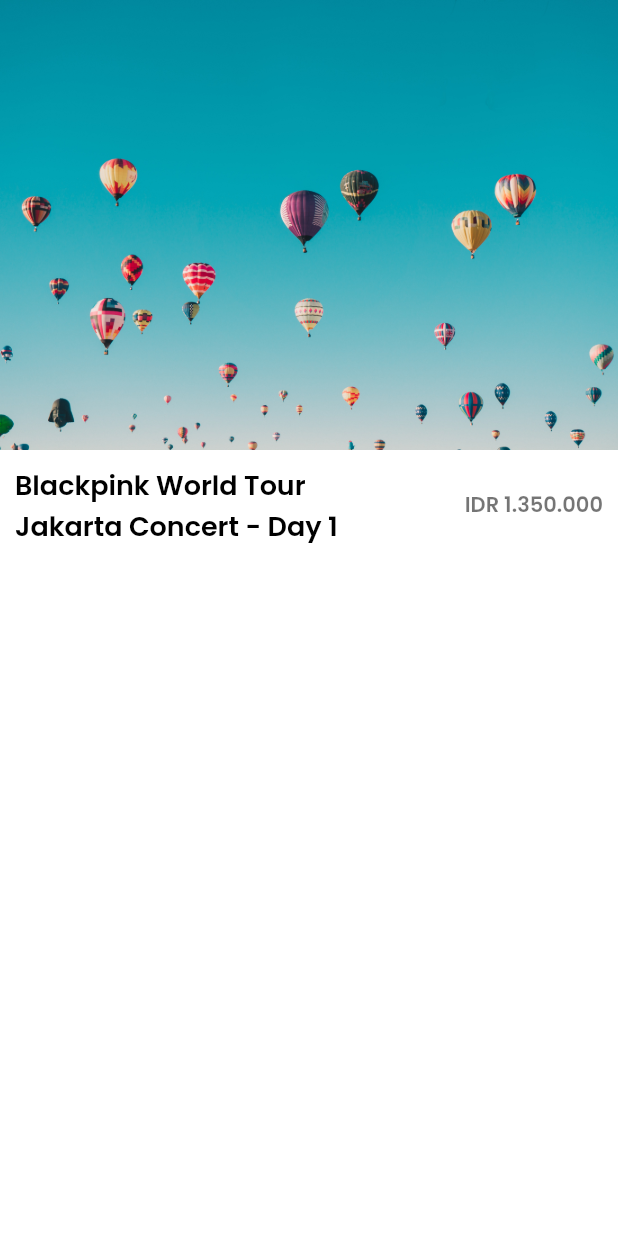
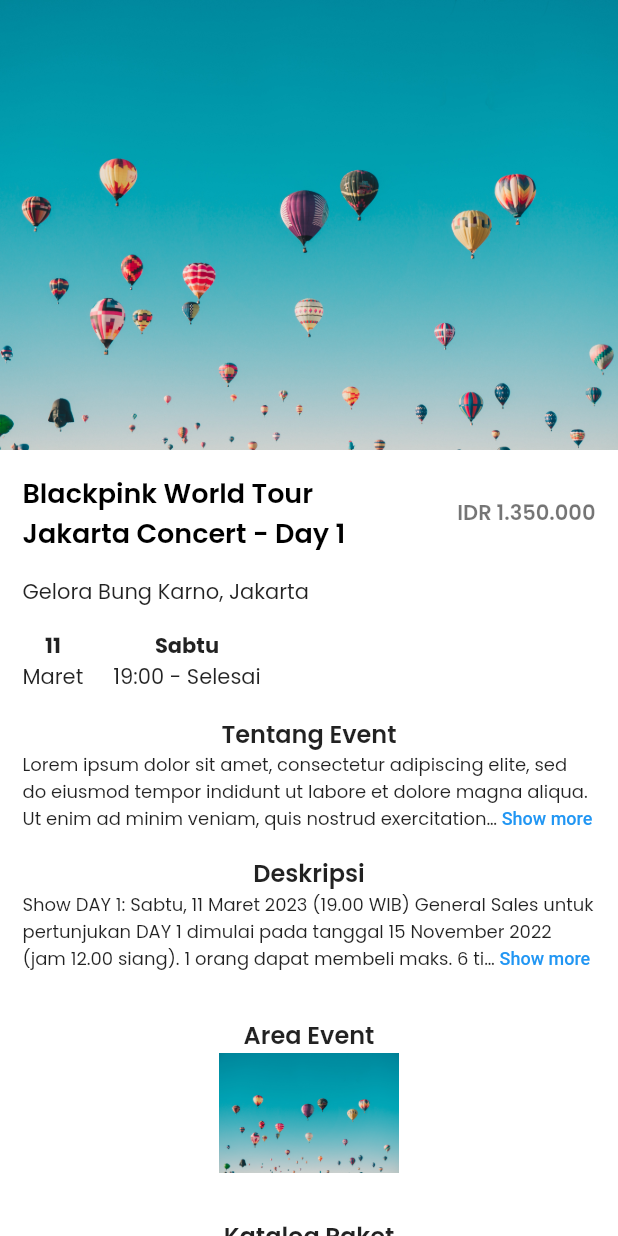
Before and after one commit to hernarusdiyana/event, a Flutter app: the DetailEvent screen opened directly, on a phone screen of 412 x 824 dp. Run offline on Flutter 3.47's test engine with Material 2 defaults, Android fonts, the phone set to English and light mode, and no system bars; drawn by our look-alikes of readmore; our stand-ins replace scroll_to_index.

Commit message:
add detail event components

```diff
--- a/lib/detail_event.dart
+++ b/lib/detail_event.dart
@@ -2,6 +2,7 @@
 import 'package:flutter/material.dart';
 import 'package:scroll_to_index/scroll_to_index.dart';
 import 'main.dart';
+import 'package:readmore/readmore.dart';
 
 class DetailEvent extends StatefulWidget {
   const DetailEvent({Key? key}) : super(key: key);
@@ -49,7 +50,7 @@
                           fit: BoxFit.cover)),
                 ),
                 Container(
-                    padding: EdgeInsets.all(10),
+                  padding: EdgeInsets.all(15),
                   child: Row(
                     mainAxisAlignment: MainAxisAlignment.spaceBetween,
                     children: [
@@ -60,8 +61,7 @@
                           style: TextStyle(
                               fontSize: 18,
                               color: Colors.black,
-                                fontWeight: FontWeight.w600,
-                                fontFamily: 'Poppins'),
+                              fontWeight: FontWeight.w600),
                         ),
                       ),
                       Text(
@@ -70,10 +70,280 @@
                           fontSize: 14,
                           color: Colors.black54,
                           fontWeight: FontWeight.w600,
-                              fontFamily: 'Poppins'),
+                        ),
                       ),
                     ],
-                    ))
+                  ),
+                ),
+                Container(
+                  padding: EdgeInsets.only(right: 15, left: 15),
+                  child: Row(
+                    mainAxisAlignment: MainAxisAlignment.start,
+                    children: [
+                      Text(
+                        "Gelora Bung Karno, Jakarta",
+                        style: TextStyle(
+                          fontSize: 14,
+                        ),
+                      ),
+                    ],
+                  ),
+                ),
+                Container(
+                  padding: EdgeInsets.all(15),
+                  child: Row(
+                    mainAxisAlignment: MainAxisAlignment.start,
+                    children: [
+                      Container(
+                        padding: EdgeInsets.only(right: 20),
+                        child: Column(
+                          mainAxisAlignment: MainAxisAlignment.start,
+                          children: [
+                            Text(
+                              "11",
+                              style: TextStyle(fontWeight: FontWeight.bold),
+                            ),
+                            Text("Maret"),
+                          ],
+                        ),
+                      ),
+                      Container(
+                        child: Column(
+                          mainAxisAlignment: MainAxisAlignment.start,
+                          children: [
+                            Text(
+                              "Sabtu",
+                              style: TextStyle(fontWeight: FontWeight.bold),
+                            ),
+                            Text("19:00 - Selesai"),
+                          ],
+                        ),
+                      ),
+                    ],
+                  ),
+                ),
+                Container(
+                  padding: EdgeInsets.only(right: 15, left: 15),
+                  child: Column(
+                    mainAxisAlignment: MainAxisAlignment.start,
+                    children: [
+                      Text(
+                        "Tentang Event",
+                        style: TextStyle(
+                            fontSize: 16, fontWeight: FontWeight.w600),
+                      ),
+                      ReadMoreText(
+                        'Lorem ipsum dolor sit amet, consectetur adipiscing elite, sed do eiusmod tempor indidunt ut labore et dolore magna aliqua. Ut enim ad minim veniam, quis nostrud exercitation ullamco laboris nisi ut aliquip ex ea commodo consequat. Duis aute ire dolor in reprehenderit in voluptate velit esse cillum dolore eu fugiat nulla pariatur. Kecuali sint occaecat cupidatat non proident, sunt in culpa qui officia deserunt mollit anim id est laborum. ',
+                        style: TextStyle(fontSize: 12),
+                        trimLines: 3,
+                        colorClickableText: Colors.pink,
+                        trimMode: TrimMode.Line,
+                        trimCollapsedText: 'Show more',
+                        trimExpandedText: 'Show less',
+                        moreStyle: TextStyle(
+                            fontSize: 12,
+                            fontWeight: FontWeight.w500,
+                            color: Colors.blue),
+                      ),
+                    ],
+                  ),
+                ),
+                Container(
+                  padding: EdgeInsets.all(15),
+                  child: Column(
+                    mainAxisAlignment: MainAxisAlignment.start,
+                    children: [
+                      Text(
+                        "Deskripsi",
+                        style: TextStyle(
+                            fontSize: 16, fontWeight: FontWeight.w600),
+                      ),
+                      ReadMoreText(
+                        'Show DAY 1: Sabtu, 11 Maret 2023 (19.00 WIB) General Sales untuk pertunjukan DAY 1 dimulai pada tanggal 15 November 2022 (jam 12.00 siang). 1 orang dapat membeli maks. 6 tiket per hari pertunjukan. Kursi bersifat diurutkan (Numbered Seating) dengan penentuan yang diatur oleh sistem tiket.com berdasarkan ketersediaan tiket. Untuk tiket CAT 2, CAT 3, dan CAT 4, nomor kursi akan ditentukan oleh tiket.com dan akan diinformasikan lewat email & WA. Nomor kursi dipilihkan oleh sistem sehingga kemungkinan bisa terpisah meskipun dengan satu order ID yang sama. Sesuai dengan regulasi yang tertera pada Surat Edaran (SE) Satuan Tugas Penanganan Covid-19 20/2022, seluruh penonton wajib sudah menerima Vaksinasi Lengkap. Khusus untuk penonton yang berusia 18 tahun ke atas wajib sudah menerima Vaksin Booster. Seluruh penonton wajib membawa Sertifikat Vaksin tercetak (untuk menghindari adanya gangguan sinyal dan aplikasi Peduli Lindungi tidak dapat digunakan). ',
+                        style: TextStyle(fontSize: 12),
+                        trimLines: 3,
+                        colorClickableText: Colors.pink,
+                        trimMode: TrimMode.Line,
+                        trimCollapsedText: 'Show more',
+                        trimExpandedText: 'Show less',
+                        moreStyle: TextStyle(
+                            fontSize: 12,
+                            fontWeight: FontWeight.w500,
+                            color: Colors.blue),
+                      ),
+                    ],
+                  ),
+                ),
+                Container(
+                  padding: EdgeInsets.all(15),
+                  child: Column(
+                    mainAxisAlignment: MainAxisAlignment.start,
+                    children: [
+                      Text(
+                        "Area Event",
+                        style: TextStyle(
+                            fontSize: 16, fontWeight: FontWeight.w600),
+                      ),
+                      Image.asset(
+                        "assets/images/banner1.jpg",
+                        width: 120,
+                      )
+                    ],
+                  ),
+                ),
+                Container(
+                  padding: EdgeInsets.all(15),
+                  child: Column(
+                    mainAxisAlignment: MainAxisAlignment.start,
+                    children: [
+                      Text(
+                        "Katalog Paket",
+                        style: TextStyle(
+                            fontSize: 16, fontWeight: FontWeight.w600),
+                      ),
+                      // Card(
+                      //   shape: RoundedRectangleBorder(
+                      //     borderRadius: BorderRadius.circular(15),
+                      //   ),
+                      //   color: Color.fromRGBO(28, 56, 121, 1),
+                      //   elevation: 10,
+                      //   child: Column(
+                      //     mainAxisAlignment: MainAxisAlignment.spaceBetween,
+                      //     children: <Widget>[
+                      //       const ListTile(
+                      //         leading: Icon(
+                      //           Icons.album,
+                      //           size: 20,
+                      //           color: Colors.white,
+                      //         ),
+                      //         title: Text(
+                      //           "VIP",
+                      //           style: TextStyle(
+                      //               fontSize: 16,
+                      //               color: Colors.white,
+                      //               fontWeight: FontWeight.w600),
+                      //         ),
+                      //       ),
+                      //     ],
+                      //   ),
+                      // ),
+                      Container(
+                        width: MediaQuery.of(context).size.width,
+                        height: 600,
+                        child: ListView.builder(
+                          itemCount: 4,
+                          itemBuilder: (BuildContext context, i) {
+                            return Padding(
+                              padding: const EdgeInsets.only(bottom: 10),
+                              child: Card(
+                                shape: RoundedRectangleBorder(
+                                    borderRadius: BorderRadius.circular(20)),
+                                color: Color.fromARGB(246, 114, 146, 194),
+                                child: SizedBox(
+                                  child: Padding(
+                                    padding:
+                                        const EdgeInsets.fromLTRB(0, 0, 0, 20),
+                                    child: Column(
+                                      children: [
+                                        Container(
+                                          color:
+                                              Color.fromRGBO(96, 126, 170, 1),
+                                          padding: const EdgeInsets.only(
+                                              left: 15,
+                                              top: 5,
+                                              right: 15,
+                                              bottom: 10),
+                                          child: Row(
+                                            mainAxisAlignment:
+                                                MainAxisAlignment.spaceBetween,
+                                            children: [
+                                              SizedBox(
+                                                width: 220,
+                                                child: Text(
+                                                  "VIP",
+                                                  style: TextStyle(
+                                                    fontSize: 18,
+                                                    color: Colors.white,
+                                                    fontWeight: FontWeight.w600,
+                                                  ),
+                                                ),
+                                              ),
+                                              SizedBox(
+                                                // width: 100,
+                                                child: TextButton(
+                                                  style: TextButton.styleFrom(
+                                                    textStyle: const TextStyle(
+                                                      fontSize: 14,
+                                                      fontWeight:
+                                                          FontWeight.w700,
+                                                    ),
+                                                  ),
+                                                  onPressed: () {},
+                                                  child: const Text(
+                                                    'Pilih Paket',
+                                                    style: TextStyle(
+                                                      color: Colors.white,
+                                                      decoration: TextDecoration
+                                                          .underline,
+                                                    ),
+                                                  ),
+                                                ),
+                                              )
+                                            ],
+                                          ),
+                                        ),
+                                        Container(
+                                          padding: const EdgeInsets.only(
+                                              left: 15, top: 15, right: 15),
+                                          child: Row(
+                                            mainAxisAlignment:
+                                                MainAxisAlignment.spaceBetween,
+                                            children: [
+                                              Text(
+                                                "IDR 3.000.000",
+                                                style: TextStyle(
+                                                  fontSize: 16,
+                                                  color: Colors.white,
+                                                  fontWeight: FontWeight.w700,
+                                                ),
+                                              ),
+                                              Text(
+                                                "6.170",
+                                                style: TextStyle(
+                                                  fontSize: 12,
+                                                  fontWeight: FontWeight.w500,
+                                                  color: Colors.white,
+                                                ),
+                                              )
+                                            ],
+                                          ),
+                                        ),
+                                      ],
+                                    ),
+                                  ),
+                                ),
+                              ),
+                            );
+                          },
+                        ),
+                      ),
+
+                      Container(
+                        width: MediaQuery.of(context).size.width,
+                        height: 50,
+                        child: ElevatedButton(
+                          style: ElevatedButton.styleFrom(
+                            shape: RoundedRectangleBorder(
+                                borderRadius: BorderRadius.circular(20)),
+                            backgroundColor: Color.fromRGBO(28, 56, 121, 1),
+                          ),
+                          onPressed: () {},
+                          child: const Text("Pesan Tiket"),
+                        ),
+                      ),
+                    ],
+                  ),
+                ),
               ],
             ),
           ),
--- a/lib/main.dart
+++ b/lib/main.dart
@@ -1,6 +1,7 @@
 import 'package:event/detail_event.dart';
 import 'package:flutter/material.dart';
 import 'package:scroll_to_index/scroll_to_index.dart';
+import 'package:readmore/readmore.dart';
 
 void main() {
   runApp(const MyApp());
@@ -15,6 +16,7 @@
     return MaterialApp(
       title: 'Event Travel',
       theme: ThemeData(
+        fontFamily: 'Poppins',
         primarySwatch: Colors.blue,
       ),
       home: const MyHomePage(title: 'Event'),
@@ -30,8 +32,6 @@
   @override
   State<MyHomePage> createState() => _MyHomePageState();
 }
-
-class ClassName {}
 
 class _MyHomePageState extends State<MyHomePage> {
   final List category = [
@@ -137,16 +137,14 @@
                       child: ElevatedButton(
                         style: ElevatedButton.styleFrom(
                             padding: EdgeInsets.fromLTRB(20, 0, 20, 0),
-                            backgroundColor: Colors.black,
+                            backgroundColor: Color.fromRGBO(28, 56, 121, 1),
                             shape: RoundedRectangleBorder(
                                 borderRadius: BorderRadius.circular(20.0))),
                         onPressed: () {},
                         child: Text(
                           category[i],
                           style: TextStyle(
-                              fontWeight: FontWeight.w400,
-                              fontSize: 12,
-                              fontFamily: 'Poppins'),
+                              fontWeight: FontWeight.w400, fontSize: 12),
                         ),
                       ),
                     );
@@ -169,7 +167,7 @@
               //           style: TextStyle(
               //               fontWeight: FontWeight.w400,
               //               fontSize: 12,
-              //               fontFamily: 'Poppins'),
+              //               ),
               //         ),
               //       ),
               //       ElevatedButton(
@@ -185,7 +183,7 @@
               //               fontWeight: FontWeight.w400,
               //               color: Colors.black,
               //               fontSize: 12,
-              //               fontFamily: 'Poppins'),
+              //               ),
               //         ),
               //       ),
               //       ElevatedButton(
@@ -201,7 +199,7 @@
               //               fontWeight: FontWeight.w400,
               //               color: Colors.black,
               //               fontSize: 12,
-              //               fontFamily: 'Poppins'),
+              //               ),
               //         ),
               //       ),
               //       ElevatedButton(
@@ -217,7 +215,7 @@
               //               fontWeight: FontWeight.w400,
               //               color: Colors.black,
               //               fontSize: 12,
-              //               fontFamily: 'Poppins'),
+              //               ),
               //         ),
               //       ),
               //     ],
@@ -235,7 +233,7 @@
                       style: TextStyle(
                         fontSize: 18,
                         fontWeight: FontWeight.w500,
-                          fontFamily: 'Poppins'),
+                      ),
                     ),
                     TextButton(
                       style: TextButton.styleFrom(
@@ -243,7 +241,7 @@
                           fontSize: 12,
                           fontWeight: FontWeight.w500,
                           color: Colors.black45,
-                            fontFamily: 'Poppins'),
+                        ),
                       ),
                       onPressed: () {},
                       child: const Text('Lihat Semua'),
@@ -264,7 +262,7 @@
                       child: Card(
                         shape: RoundedRectangleBorder(
                             borderRadius: BorderRadius.circular(20.0)),
-                        color: Color.fromARGB(31, 177, 177, 177),
+                        color: Color.fromRGBO(28, 56, 121, 1),
                         child: SizedBox(
                           child: Padding(
                             padding: const EdgeInsets.fromLTRB(0, 0, 0, 20),
@@ -288,7 +286,8 @@
                                   height: 10,
                                 ),
                                 Container(
-                                  padding: const EdgeInsets.all(10),
+                                  padding: const EdgeInsets.only(
+                                      left: 15, top: 5, right: 15, bottom: 10),
                                   child: Row(
                                     mainAxisAlignment:
                                         MainAxisAlignment.spaceBetween,
@@ -301,7 +300,7 @@
                                             fontSize: 18,
                                             color: Colors.white,
                                             fontWeight: FontWeight.w600,
-                                              fontFamily: 'Poppins'),
+                                          ),
                                         ),
                                       ),
                                       SizedBox(
@@ -312,14 +311,15 @@
                                             fontSize: 14,
                                             color: Colors.white,
                                             fontWeight: FontWeight.w600,
-                                              fontFamily: 'Poppins'),
+                                          ),
                                         ),
                                       )
                                     ],
                                   ),
                                 ),
                                 Container(
-                                  padding: const EdgeInsets.all(10),
+                                  padding: const EdgeInsets.only(
+                                      left: 15, right: 15),
                                   child: Row(
                                     mainAxisAlignment:
                                         MainAxisAlignment.spaceBetween,
@@ -328,8 +328,9 @@
                                         "Gelora Bung Karno, Indonesia",
                                         style: TextStyle(
                                           fontSize: 12,
+                                          color: Colors.white,
                                           fontWeight: FontWeight.w500,
-                                            fontFamily: 'Poppins'),
+                                        ),
                                       ),
                                       Text(
                                         "6.170",
@@ -337,7 +338,7 @@
                                           fontSize: 12,
                                           fontWeight: FontWeight.w500,
                                           color: Colors.white,
-                                            fontFamily: 'Poppins'),
+                                        ),
                                       )
                                     ],
                                   ),
--- a/pubspec.yaml
+++ b/pubspec.yaml
@@ -32,6 +32,7 @@
   flutter:
     sdk: flutter
   scroll_to_index: any
+  readmore: ^2.1.0
 
   # The following adds the Cupertino Icons font to your application.
   # Use with the CupertinoIcons class for iOS style icons.
```
Also changed, not shown: pubspec.lock. Lines whose indentation alone changed are shown as unchanged.
